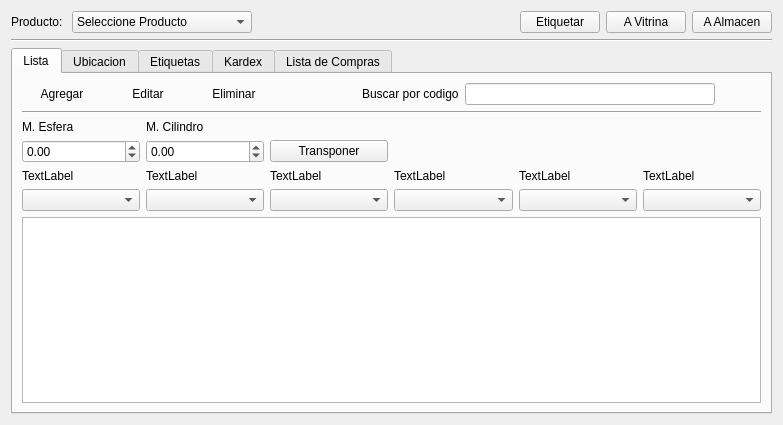
First picture: the form in producto/ui_producto.ui, repository rodety/Jireh, before the edit.
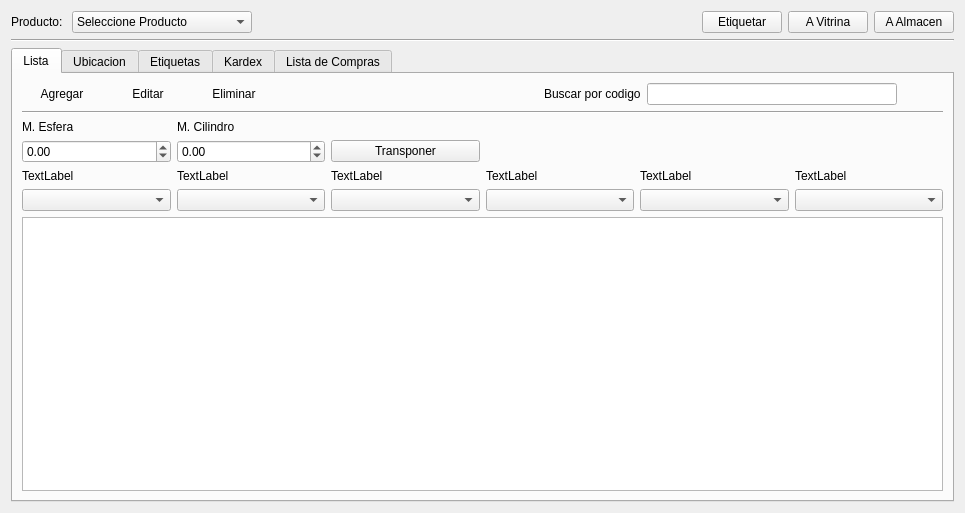
Second picture: the form after the edit. Icons and pictures are not drawn. Custom widgets are drawn as their Qt base class.

Diff of the .ui file:
```diff
--- a/producto/ui_producto.ui
+++ b/producto/ui_producto.ui
@@ -9,8 +9,8 @@
    <rect>
     <x>0</x>
     <y>0</y>
-    <width>783</width>
-    <height>425</height>
+    <width>965</width>
+    <height>513</height>
    </rect>
   </property>
   <property name="windowTitle">
```
